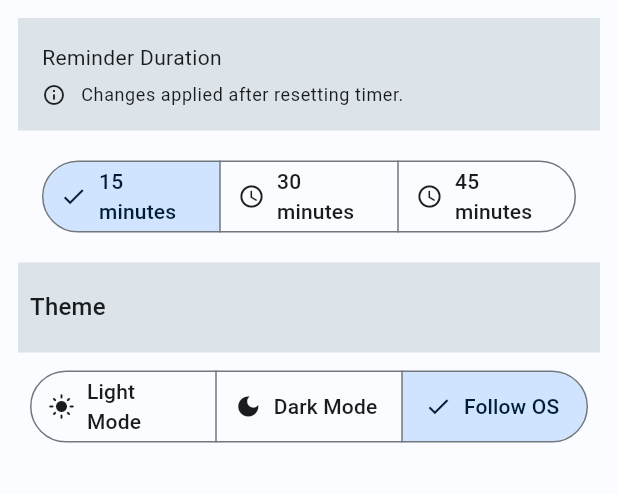
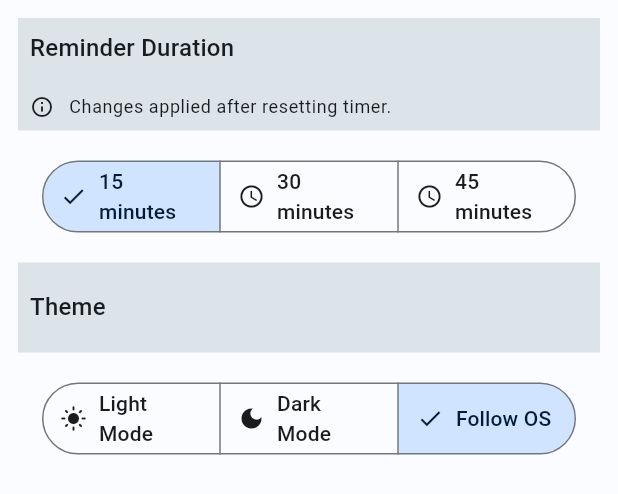
Before and after one commit to jshas/s1122207_iiatimd_app, a Flutter app: the SettingsScreen widget shown alone on an empty page, opened directly, on a phone screen of 412 x 824 dp. Shown: the top 494 px of the screen. Run offline on Flutter 3.47's test engine with Material 2 defaults, Android fonts, the phone set to English and light mode, and no system bars; our stand-ins replace bloc, cloud_firestore, equatable, firebase_auth, firebase_core, firebase_ui_firestore and 3 more; accounts and stored records are empty; generated files the repository leaves out were written again.

Commit message:
Fixed styling/alignment issue in SegmentedButton sections.

```diff
--- a/lib/presentation/screen/settings_screen.dart
+++ b/lib/presentation/screen/settings_screen.dart
@@ -54,16 +54,16 @@ class _SettingsScreenState extends State<SettingsScreen> {
                     width: MediaQuery.of(context).orientation ==
                             Orientation.portrait
                         ? 400
-                        : 275,
+                        : 300,
                     height: 75,
-                    padding: const EdgeInsets.all(16.0),
+                    padding: const EdgeInsets.all(8.0),
                     child: Column(
                       mainAxisAlignment: MainAxisAlignment.start,
                       crossAxisAlignment: CrossAxisAlignment.start,
                       children: [
                         Text(
                           'Reminder Duration',
-                          style: Theme.of(context).textTheme.bodyMedium,
+                          style: Theme.of(context).textTheme.titleMedium,
                           textAlign: TextAlign.start,
                         ),
                         const Spacer(),
@@ -121,6 +121,7 @@ class _SettingsScreenState extends State<SettingsScreen> {
 
           BlocBuilder<ThemeCubit, ThemeState>(
             builder: (context, state) => Flex(
+              mainAxisAlignment: MainAxisAlignment.start,
               crossAxisAlignment: CrossAxisAlignment.center,
               mainAxisSize: MainAxisSize.max,
               direction:
@@ -133,12 +134,10 @@ class _SettingsScreenState extends State<SettingsScreen> {
                   width:
                       MediaQuery.of(context).orientation == Orientation.portrait
                           ? 400
-                          : 275,
+                          : 300,
                   height: 60,
-                  padding: const EdgeInsets.all(8),
+                  padding: const EdgeInsets.all(8.0),
                   child: Align(
-                    heightFactor: 0,
-                    widthFactor: 0,
                     alignment: AlignmentDirectional.centerStart,
                     child: Text(
                       "Theme",
@@ -147,7 +146,7 @@ class _SettingsScreenState extends State<SettingsScreen> {
                   ),
                 ),
                 Padding(
-                  padding: const EdgeInsets.all(8.0),
+                  padding: const EdgeInsets.all(16.0),
                   child: SegmentedButton(
                     segments: const [
                       ButtonSegment<ThemeItem>(
```
